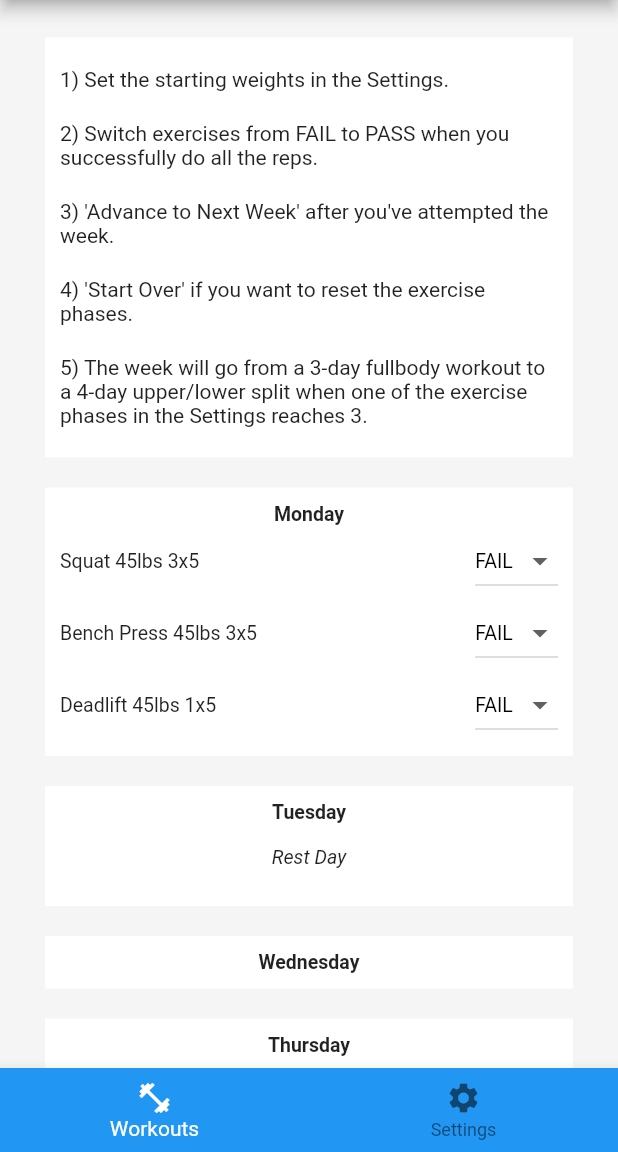
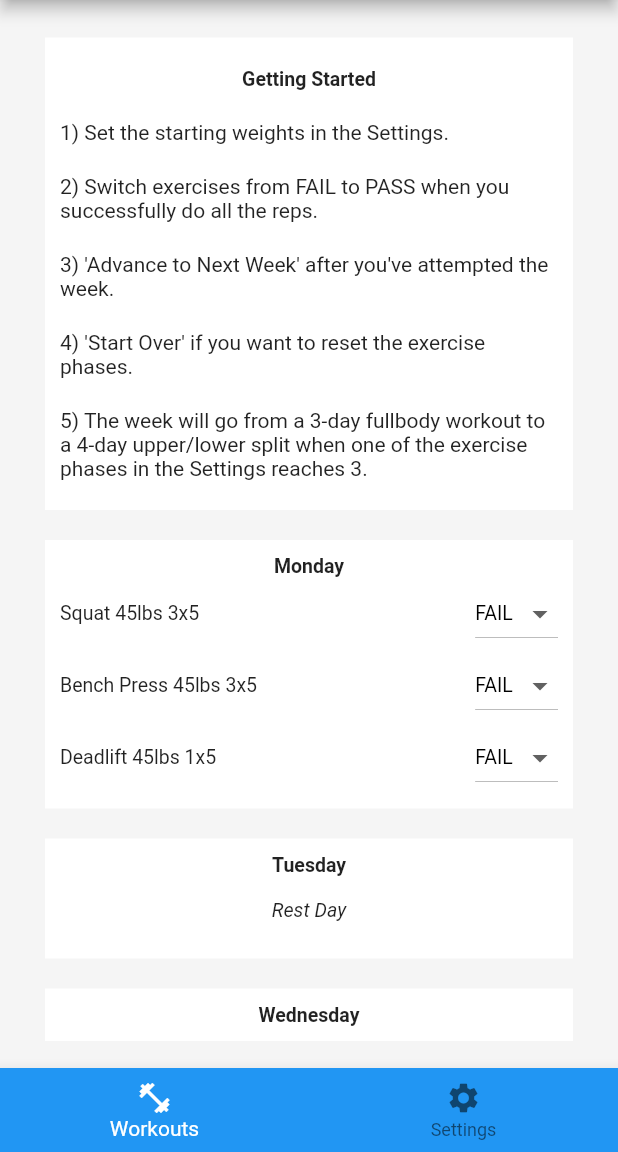
Before and after one commit to sbohdanow655/paretopowerlifting, a Flutter app: the screen it shows after launch, on a phone screen of 412 x 824 dp, the part 84-1236 px from its top. Run offline on Flutter 3.47's test engine with Material 2 defaults, Android fonts, the phone set to English and light mode, and no system bars; our stand-ins replace sqflite; accounts and stored records are empty.

Commit message:
- [Visual] added Getting Started title

```diff
--- a/lib/assets/constants.dart
+++ b/lib/assets/constants.dart
@@ -189,6 +189,7 @@ class Constants {
   static const String WORKOUTS_HEADER_FIVE =
       "5) The week will go from a 3-day fullbody workout to a 4-day upper/lower split when one of the exercise phases in the Settings reaches 3.";
 
+  static const String SETTINGS_HEADER_TITLE = "Getting Started";
   static const String SETTINGS_HEADER_PLATES = "Plates";
   static const String SETTINGS_HEADER_EXERCISEPHASES = "Exercise Phases";
   static const String SETTINGS_HEADER_FULLBODYWORKOUTDAYS =
--- a/lib/tabs/tabWorkout.dart
+++ b/lib/tabs/tabWorkout.dart
@@ -37,6 +37,19 @@ class _WorkoutTabState extends State<WorkoutTab> {
         padding: EdgeInsets.symmetric(horizontal: 10, vertical: 10),
         color: Colors.white,
         child: Column(crossAxisAlignment: CrossAxisAlignment.start, children: [
+          Row(
+            mainAxisAlignment: MainAxisAlignment.center,
+            children: [
+              Padding(
+                  padding: EdgeInsets.symmetric(vertical: 10),
+                  child: Text(
+                    Constants.SETTINGS_HEADER_TITLE,
+                    style: TextStyle(
+                        fontWeight: FontWeight.bold,
+                        fontSize: Constants.FONTSIZE_TAB_WORKOUTS),
+                  ))
+            ],
+          ),
           Padding(
               padding: EdgeInsets.symmetric(vertical: 10),
               child: Text(Constants.WORKOUTS_HEADER_ONE)),
--- a/pubspec.yaml
+++ b/pubspec.yaml
@@ -15,7 +15,7 @@ publish_to: 'none' # Remove this line if you wish to publish to pub.dev
 # In iOS, build-name is used as CFBundleShortVersionString while build-number used as CFBundleVersion.
 # Read more about iOS versioning at
 # https://developer.apple.com/library/archive/documentation/General/Reference/InfoPlistKeyReference/Articles/CoreFoundationKeys.html
-version: 1.0.16+17
+version: 1.0.17+18
 
 environment:
   sdk: ">=2.7.0 <3.0.0"
```
